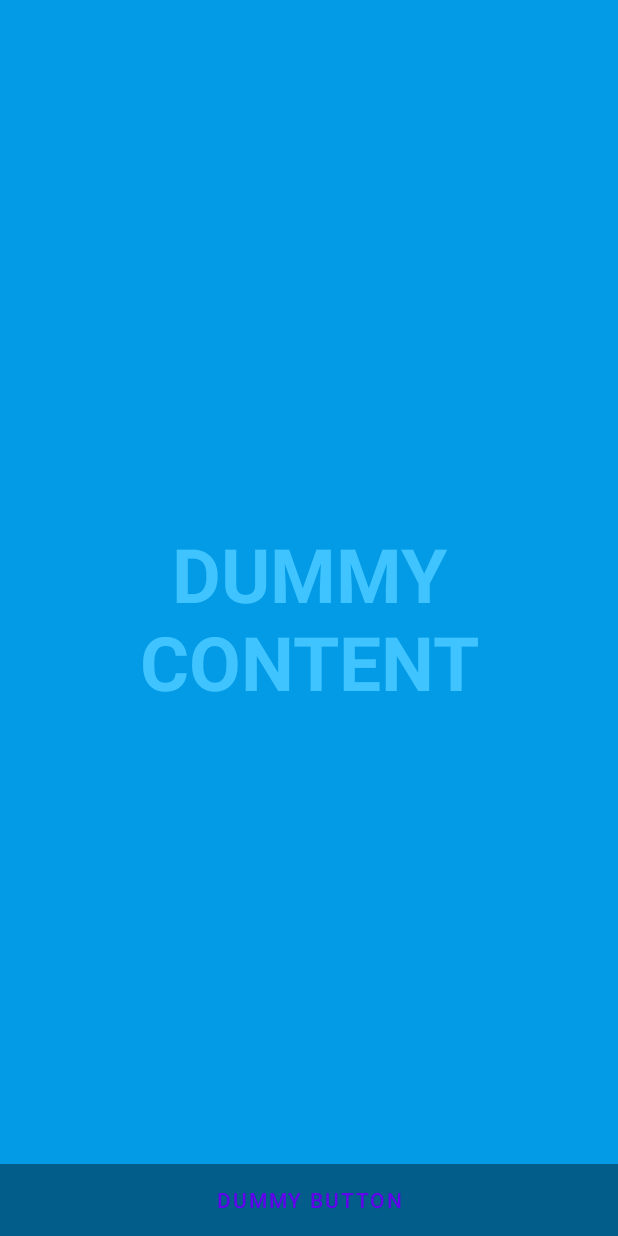
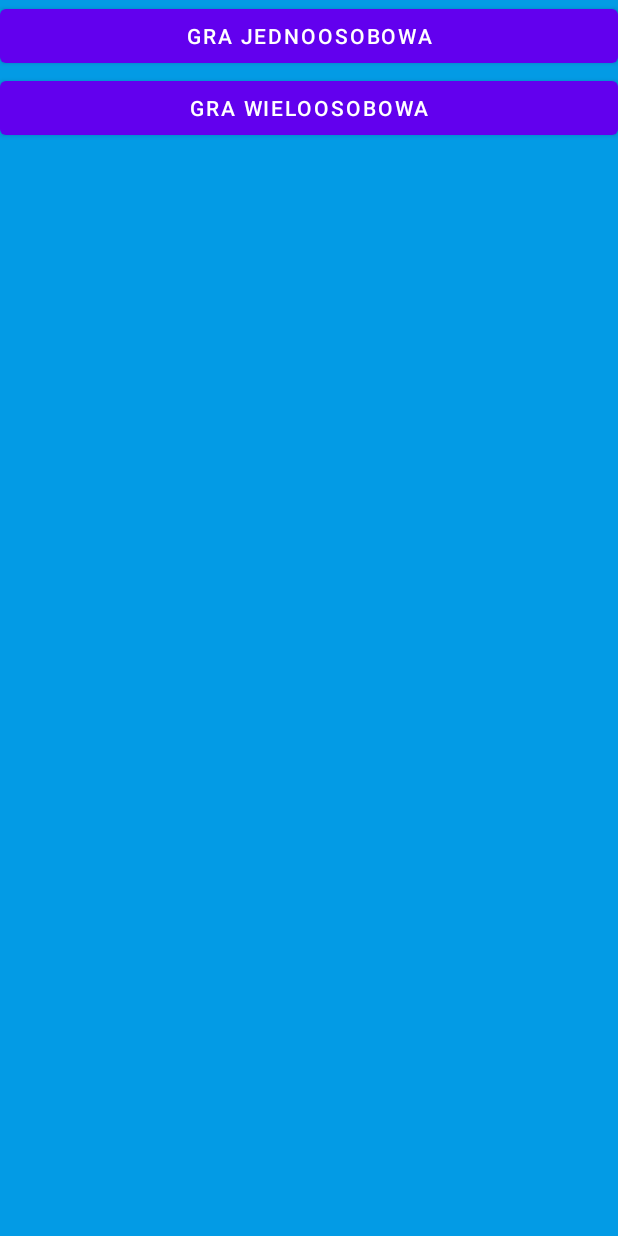
Before and after one commit to Purzec/praca_inzynierska, an Android app: the layout activity_fullscreen.xml on its own in the app's theme, with its tools: preview values and no code run, on a phone screen of 412 x 824 dp. Run offline under Robolectric (Android 15) with nearby library versions, the phone set to English and light mode, and no system bars.

Commit message:
0.0.2 - usunięcie zbednego wygenerowanego kodu i dodanie dwóch przycisków

```diff
--- a/app/build.gradle
+++ b/app/build.gradle
@@ -28,6 +28,7 @@ android {
     buildFeatures {
         viewBinding true
     }
+    namespace 'com.example.pracainzynierska'
 }
 
 dependencies {
--- a/app/src/main/AndroidManifest.xml
+++ b/app/src/main/AndroidManifest.xml
@@ -1,6 +1,5 @@
 <?xml version="1.0" encoding="utf-8"?>
-<manifest xmlns:android="http://schemas.android.com/apk/res/android"
-    package="com.example.pracainzynierska">
+<manifest xmlns:android="http://schemas.android.com/apk/res/android">
 
     <application
         android:allowBackup="true"
@@ -14,7 +13,8 @@
             android:configChanges="orientation|keyboardHidden|screenSize"
             android:exported="true"
             android:label="@string/app_name"
-            android:theme="@style/Theme.PracaInzynierska.Fullscreen">
+            android:theme="@style/Theme.PracaInzynierska.Fullscreen"
+            android:screenOrientation="landscape">
             <intent-filter>
                 <action android:name="android.intent.action.MAIN" />
 
--- a/app/src/main/res/layout/activity_fullscreen.xml
+++ b/app/src/main/res/layout/activity_fullscreen.xml
@@ -5,47 +5,26 @@
     android:layout_height="match_parent"
     android:background="?attr/fullscreenBackgroundColor"
     android:theme="@style/ThemeOverlay.PracaInzynierska.FullscreenContainer"
-    tools:context=".FullscreenActivity">
+    tools:context=".FullscreenActivity"
+    >
 
-    <!-- The primary full-screen view. This can be replaced with whatever view
-         is needed to present your content, e.g. VideoView, SurfaceView,
-         TextureView, etc. -->
-    <TextView
-        android:id="@+id/fullscreen_content"
+    <LinearLayout
         android:layout_width="match_parent"
         android:layout_height="match_parent"
-        android:gravity="center"
-        android:keepScreenOn="true"
-        android:text="@string/dummy_content"
-        android:textColor="?attr/fullscreenTextColor"
-        android:textSize="50sp"
-        android:textStyle="bold" />
+        android:orientation="vertical">
 
-    <!-- This FrameLayout insets its children based on system windows using
-         android:fitsSystemWindows. -->
-    <FrameLayout
-        android:layout_width="match_parent"
-        android:layout_height="match_parent"
-        android:fitsSystemWindows="true">
-
-        <LinearLayout
-            android:id="@+id/fullscreen_content_controls"
-            style="@style/Widget.Theme.PracaInzynierska.ButtonBar.Fullscreen"
+        <Button
+            android:id="@+id/solo"
             android:layout_width="match_parent"
             android:layout_height="wrap_content"
-            android:layout_gravity="bottom|center_horizontal"
-            android:orientation="horizontal"
-            tools:ignore="UselessParent">
+            android:text="@string/solo" />
 
-            <Button
-                android:id="@+id/dummy_button"
-                style="?android:attr/buttonBarButtonStyle"
-                android:layout_width="0dp"
-                android:layout_height="wrap_content"
-                android:layout_weight="1"
-                android:text="@string/dummy_button" />
+        <Button
+            android:id="@+id/multi"
+            android:layout_width="match_parent"
+            android:layout_height="wrap_content"
+            android:text="@string/multi" />
 
-        </LinearLayout>
-    </FrameLayout>
+    </LinearLayout>
 
 </FrameLayout>
--- a/app/src/main/res/values/strings.xml
+++ b/app/src/main/res/values/strings.xml
@@ -2,4 +2,6 @@
     <string name="app_name">Praca Inzynierska</string>
     <string name="dummy_button">Dummy Button</string>
     <string name="dummy_content">DUMMY\nCONTENT</string>
+    <string name="solo">GRA JEDNOOSOBOWA</string>
+    <string name="multi">GRA WIELOOSOBOWA</string>
 </resources>
--- a/build.gradle
+++ b/build.gradle
@@ -1,7 +1,7 @@
 // Top-level build file where you can add configuration options common to all sub-projects/modules.
 plugins {
-    id 'com.android.application' version '7.1.3' apply false
-    id 'com.android.library' version '7.1.3' apply false
+    id 'com.android.application' version '7.3.0' apply false
+    id 'com.android.library' version '7.3.0' apply false
 }
 
 task clean(type: Delete) {
```
Also changed, not shown: app/src/main/java/com/example/pracainzynierska/FullscreenActivity.java (+6 -74 lines), gradle/wrapper/gradle-wrapper.properties.
